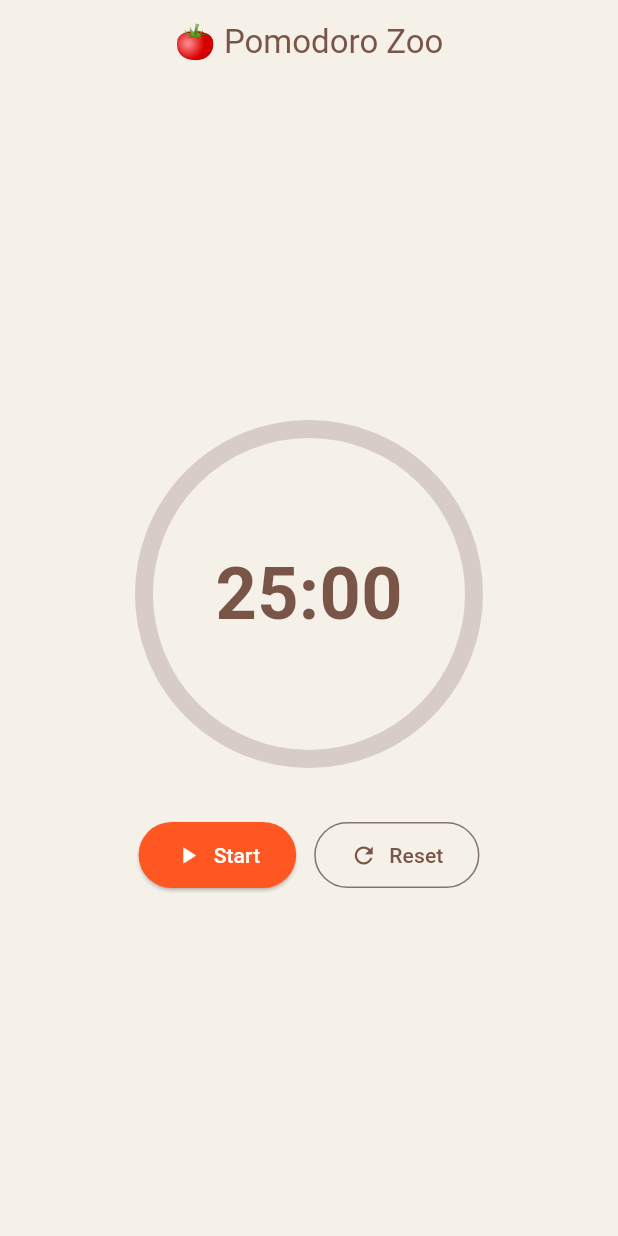
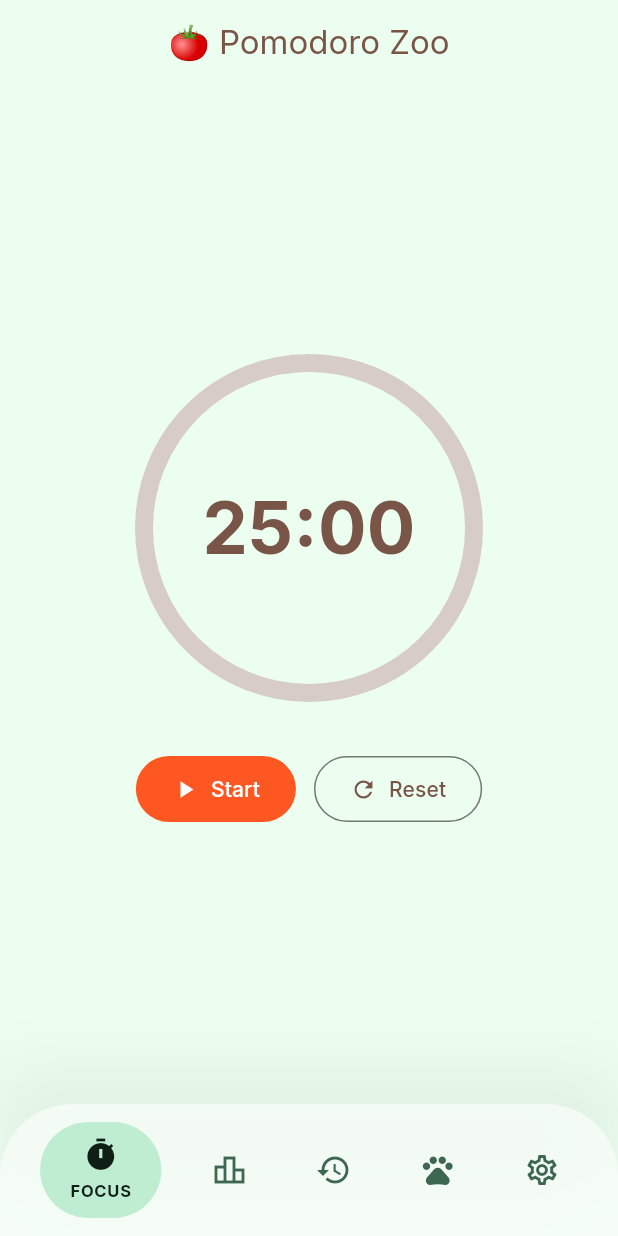
Before and after one commit to SupakronQ/Pomodoro-Zoo-Tracker, a Flutter app: the screen it shows after launch, on a phone screen of 412 x 824 dp. Run offline on Flutter 3.47's test engine with Material 3 defaults, Android fonts, the phone set to English and light mode, and no system bars; our stand-ins replace google_fonts.

Commit message:
bottom navigate

```diff
--- /dev/null
+++ b/pomodoro_zoo_tracker/lib/core/theme/app_colors.dart
@@ -0,0 +1,13 @@
+import 'package:flutter/material.dart';
+
+class AppColors {
+  static const primary = Color(0xFF356939);
+  static const primaryContainer = Color(0xFF7FB77E);
+  static const secondary = Color(0xFF3D6751);
+  static const secondaryContainer = Color(0xFFBFEDD1);
+  static const background = Color(0xFFECFEEF);
+  static const surface = Color(0xFFECFEEF);
+  static const onSurface = Color(0xFF101F16);
+  static const outlineVariant = Color(0xFFC1C9BC);
+  static const surfaceVariant = Color(0xFFD5E7D9);
+}
--- /dev/null
+++ b/pomodoro_zoo_tracker/lib/core/theme/app_theme.dart
@@ -0,0 +1,39 @@
+import 'package:flutter/material.dart';
+import 'package:google_fonts/google_fonts.dart'; // แนะนำให้ลง package นี้เพิ่มครับ
+import 'app_colors.dart';
+
+class AppTheme {
+  static ThemeData get lightTheme {
+    return ThemeData(
+      useMaterial3: true,
+      colorScheme: ColorScheme.fromSeed(
+        seedColor: AppColors.primary,
+        primary: AppColors.primary,
+        secondary: AppColors.secondary,
+        surface: AppColors.surface,
+        background: AppColors.background,
+      ),
+      // กำหนด Font ตาม HTML (Plus Jakarta Sans สำหรับหัวข้อ, Inter สำหรับเนื้อหา)
+      textTheme: GoogleFonts.interTextTheme().copyWith(
+        displayLarge: GoogleFonts.plusJakartaSans(
+          fontWeight: FontWeight.w800,
+          color: AppColors.onSurface,
+        ),
+        headlineMedium: GoogleFonts.plusJakartaSans(
+          fontWeight: FontWeight.bold,
+          color: AppColors.primary,
+        ),
+      ),
+      // ปรับปุ่มให้โค้งมน (Border Radius: 3rem / full)
+      elevatedButtonTheme: ElevatedButtonThemeData(
+        style: ElevatedButton.styleFrom(
+          backgroundColor: AppColors.primary,
+          foregroundColor: Colors.white,
+          shape: const StadiumBorder(),
+          padding: const EdgeInsets.symmetric(vertical: 16, horizontal: 32),
+          elevation: 0,
+        ),
+      ),
+    );
+  }
+}
--- /dev/null
+++ b/pomodoro_zoo_tracker/lib/core/widgets/zoo_bottom_nav.dart
@@ -0,0 +1,112 @@
+// zoo_bottom_nav.dart (อัปเดตแบบซ่อน Label)
+
+import 'dart:ui';
+import 'package:flutter/material.dart';
+import '../theme/app_colors.dart';
+
+class ZooBottomNav extends StatelessWidget {
+  final int currentIndex;
+  final Function(int) onTap;
+
+  const ZooBottomNav({
+    super.key,
+    required this.currentIndex,
+    required this.onTap,
+  });
+
+  @override
+  Widget build(BuildContext context) {
+    return Container(
+      decoration: BoxDecoration(
+        boxShadow: [
+          BoxShadow(
+            color: const Color(0xFF101F16).withOpacity(0.06),
+            blurRadius: 40,
+            offset: const Offset(0, -20),
+          ),
+        ],
+      ),
+      child: ClipRRect(
+        borderRadius: const BorderRadius.vertical(top: Radius.circular(48)),
+        child: BackdropFilter(
+          filter: ImageFilter.blur(sigmaX: 20, sigmaY: 20),
+          child: Container(
+            padding: const EdgeInsets.symmetric(horizontal: 16, vertical: 12),
+            color: Colors.white.withOpacity(0.6),
+            child: SafeArea(
+              child: Row(
+                mainAxisAlignment: MainAxisAlignment.spaceAround,
+                children: [
+                  _buildNavItem(0, Icons.timer_outlined, Icons.timer, "FOCUS"),
+                  _buildNavItem(1, Icons.leaderboard_outlined, Icons.leaderboard, "STATS"),
+                  _buildNavItem(2, Icons.history_outlined, Icons.history, "HISTORY"),
+                  _buildNavItem(3, Icons.pets_outlined, Icons.pets, "ZOO"),
+                  _buildNavItem(4, Icons.settings_outlined, Icons.settings, "SETTINGS"),
+                ],
+              ),
+            ),
+          ),
+        ),
+      ),
+    );
+  }
+
+  Widget _buildNavItem(int index, IconData icon, IconData activeIcon, String label) {
+    bool isActive = currentIndex == index;
+
+    return GestureDetector(
+      onTap: () => onTap(index),
+      behavior: HitTestBehavior.opaque,
+      child: AnimatedContainer(
+        duration: const Duration(milliseconds: 300),
+        curve: Curves.easeOut,
+
+        // --- แก้ไข Padding: ปรับตามสถานะ Active/Inactive ---
+        // เมื่อ Inactive (แสดงแค่ไอคอน) ใช้ padding น้อยๆ รอบไอคอน
+        // เมื่อ Active (แคปซูล) ใช้ padding ด้านข้างมากกว่าปกติเพื่อให้ดูพรีเมียม
+        padding: isActive
+            ? const EdgeInsets.symmetric(horizontal: 20, vertical: 10)
+            : const EdgeInsets.all(12), // padding รอบๆ ไอคอนกลมๆ
+        // -----------------------------------------------
+
+        decoration: BoxDecoration(
+          color: isActive ? AppColors.secondaryContainer : Colors.transparent,
+          borderRadius: BorderRadius.circular(999),
+        ),
+
+        // --- แก้ไข Column: เพิ่ม AnimatedSwitcher เพื่อความลื่นไหล ---
+        child: Column(
+          mainAxisSize: MainAxisSize.min,
+          children: [
+            Icon(
+              isActive ? activeIcon : icon,
+              color: isActive ? AppColors.onSurface : AppColors.secondary,
+            ),
+
+            // --- แก้ไข: ซ่อน Label เมื่อไม่ Active ---
+            // ใช้ AnimatedSwitcher เพื่อให้ตัวหนังสือค่อยๆ ปรากฏขึ้น/หายไป
+            AnimatedSwitcher(
+              duration: const Duration(milliseconds: 250),
+              child: isActive
+                  ? Padding(
+                      padding: const EdgeInsets.only(top: 4),
+                      child: Text(
+                        label.toUpperCase(),
+                        key: ValueKey('label_$index'), // สำคัญสำหรับ AnimatedSwitcher
+                        style: TextStyle(
+                          fontSize: 11, // เพิ่มขนาดได้นิดหน่อยเพราะพื้นที่เหลือเยอะ
+                          fontWeight: FontWeight.bold,
+                          color: AppColors.onSurface,
+                          letterSpacing: 0.5,
+                        ),
+                      ),
+                    )
+                  : const SizedBox.shrink(), // หายไปเมื่อไม่ Active
+            ),
+            // -----------------------------------------
+          ],
+        ),
+      ),
+    );
+  }
+}
--- a/pomodoro_zoo_tracker/lib/features/timer/presentation/pages/timer_page.dart
+++ b/pomodoro_zoo_tracker/lib/features/timer/presentation/pages/timer_page.dart
@@ -1,4 +1,5 @@
 import 'package:flutter/material.dart';
+import 'package:pomodoro_zoo_tracker/core/widgets/zoo_bottom_nav.dart';
 import '../providers/timer_provider.dart';
 import 'package:provider/provider.dart';
 import '../widgets/timer_circle.dart';
@@ -12,7 +13,7 @@ class TimerPage extends StatelessWidget {
     final provider = context.watch<TimerProvider>();
 
     return Scaffold(
-      backgroundColor: const Color(0xFFF5F0E8),
+      // backgroundColor: const Color(0xFFF5F0E8),
       appBar: AppBar(
         title: const Text('🍅 Pomodoro Zoo'),
         centerTitle: true,
@@ -47,6 +48,13 @@ class TimerPage extends StatelessWidget {
           ],
         ),
       ),
+      bottomNavigationBar: ZooBottomNav(
+        currentIndex: 0, // ระบุ Index ของหน้านี้
+        onTap: (index) {
+          // จัดการการเปลี่ยนหน้าตรงนี้ เช่น Navigator.push หรือเปลี่ยน state
+          print("Tapped index: $index");
+        },
+      ),
     );
   }
 }
--- a/pomodoro_zoo_tracker/lib/main.dart
+++ b/pomodoro_zoo_tracker/lib/main.dart
@@ -7,6 +7,7 @@ import 'features/timer/domain/usecases/pause_timer.dart';
 import 'features/timer/domain/usecases/reset_timer.dart';
 import 'features/timer/presentation/providers/timer_provider.dart';
 import 'features/timer/presentation/pages/timer_page.dart';
+import 'core/theme/app_theme.dart';
 
 void main() {
   runApp(const MyApp());
@@ -33,9 +34,7 @@ class MyApp extends StatelessWidget {
       ],
       child: MaterialApp(
         title: 'Pomodoro Zoo Tracker',
-        theme: ThemeData(
-          colorScheme: ColorScheme.fromSeed(seedColor: Colors.deepOrange),
-        ),
+        theme: AppTheme.lightTheme,
         home: const TimerPage(),
       ),
     );
--- a/pomodoro_zoo_tracker/pubspec.yaml
+++ b/pomodoro_zoo_tracker/pubspec.yaml
@@ -30,6 +30,7 @@ environment:
 dependencies:
   flutter:
     sdk: flutter
+  google_fonts: ^4.0.3
 
   # The following adds the Cupertino Icons font to your application.
   # Use with the CupertinoIcons class for iOS style icons.
```
Also changed, not shown: pomodoro_zoo_tracker/pubspec.lock, 1 other file.
